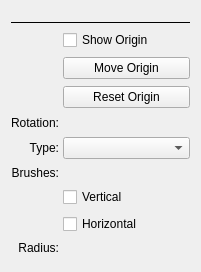
First picture: the form in plugins/tools/basictools/wdgmultihandtool.ui, repository KDE/krita, before the edit.
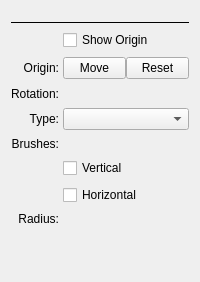
Second picture: the form after the edit. Custom widgets are drawn as their Qt base class.

Commit message: condense the move and reset actions on the multihand tool options

What changed in the file:
```diff
--- a/plugins/tools/basictools/wdgmultihandtool.ui
+++ b/plugins/tools/basictools/wdgmultihandtool.ui
@@ -6,10 +6,16 @@
    <rect>
     <x>0</x>
     <y>0</y>
-    <width>201</width>
-    <height>272</height>
+    <width>200</width>
+    <height>282</height>
    </rect>
   </property>
+  <property name="minimumSize">
+   <size>
+    <width>200</width>
+    <height>0</height>
+   </size>
+  </property>
   <layout class="QVBoxLayout" name="verticalLayout">
    <item>
     <layout class="QHBoxLayout" name="smoothingOptionsLayout">
@@ -39,16 +45,71 @@
      <property name="verticalSpacing">
       <number>7</number>
      </property>
-     <item row="11" column="1">
-      <widget class="KisSliderSpinBox" name="translationRadiusSpinbox" native="true"/>
+     <item row="3" column="0">
+      <widget class="QLabel" name="axisTypeLabel">
+       <property name="sizePolicy">
+        <sizepolicy hsizetype="Minimum" vsizetype="Preferred">
+         <horstretch>0</horstretch>
+         <verstretch>0</verstretch>
+        </sizepolicy>
+       </property>
+       <property name="text">
+        <string>Type:</string>
+       </property>
+       <property name="alignment">
+        <set>Qt::AlignRight|Qt::AlignTrailing|Qt::AlignVCenter</set>
+       </property>
+      </widget>
      </item>
-     <item row="8" column="1">
-      <widget class="KisSliderSpinBox" name="brushCountSpinBox" native="true"/>
+     <item row="1" column="1">
+      <layout class="QHBoxLayout" name="horizontalLayout">
+       <item>
+        <widget class="QPushButton" name="moveOriginButton">
+         <property name="enabled">
+          <bool>true</bool>
+         </property>
+         <property name="sizePolicy">
+          <sizepolicy hsizetype="Preferred" vsizetype="Fixed">
+           <horstretch>0</horstretch>
+           <verstretch>0</verstretch>
+          </sizepolicy>
+         </property>
+         <property name="text">
+          <string>Move</string>
+         </property>
+         <property name="checkable">
+          <bool>false</bool>
+         </property>
+        </widget>
+       </item>
+       <item>
+        <widget class="QPushButton" name="resetOriginButton">
+         <property name="enabled">
+          <bool>true</bool>
+         </property>
+         <property name="sizePolicy">
+          <sizepolicy hsizetype="Preferred" vsizetype="Fixed">
+           <horstretch>0</horstretch>
+           <verstretch>0</verstretch>
+          </sizepolicy>
+         </property>
+         <property name="text">
+          <string>Reset</string>
+         </property>
+         <property name="checkable">
+          <bool>false</bool>
+         </property>
+        </widget>
+       </item>
+      </layout>
      </item>
-     <item row="6" column="0">
+     <item row="3" column="1">
+      <widget class="QComboBox" name="multihandTypeCombobox"/>
+     </item>
+     <item row="2" column="0">
       <widget class="QLabel" name="axisRotationLabel">
        <property name="sizePolicy">
-        <sizepolicy hsizetype="Preferred" vsizetype="Preferred">
+        <sizepolicy hsizetype="Minimum" vsizetype="Preferred">
          <horstretch>0</horstretch>
          <verstretch>0</verstretch>
         </sizepolicy>
@@ -61,53 +122,7 @@
        </property>
       </widget>
      </item>
-     <item row="11" column="0">
-      <widget class="QLabel" name="radiusLabel">
-       <property name="text">
-        <string>Radius:</string>
-       </property>
-       <property name="alignment">
-        <set>Qt::AlignRight|Qt::AlignTrailing|Qt::AlignVCenter</set>
-       </property>
-      </widget>
-     </item>
-     <item row="8" column="0">
-      <widget class="QLabel" name="brushesLabel">
-       <property name="text">
-        <string>Brushes:</string>
-       </property>
-       <property name="alignment">
-        <set>Qt::AlignRight|Qt::AlignTrailing|Qt::AlignVCenter</set>
-       </property>
-      </widget>
-     </item>
-     <item row="9" column="1">
-      <widget class="QCheckBox" name="verticalCheckbox">
-       <property name="text">
-        <string>Vertical</string>
-       </property>
-      </widget>
-     </item>
-     <item row="4" column="1">
-      <widget class="QPushButton" name="moveOriginButton">
-       <property name="enabled">
-        <bool>true</bool>
-       </property>
-       <property name="sizePolicy">
-        <sizepolicy hsizetype="MinimumExpanding" vsizetype="Fixed">
-         <horstretch>0</horstretch>
-         <verstretch>0</verstretch>
-        </sizepolicy>
-       </property>
-       <property name="text">
-        <string>Move Origin</string>
-       </property>
-       <property name="checkable">
-        <bool>false</bool>
-       </property>
-      </widget>
-     </item>
-     <item row="6" column="1">
+     <item row="2" column="1">
       <widget class="KisSliderSpinBox" name="axisRotationSpinbox" native="true">
        <property name="sizePolicy">
         <sizepolicy hsizetype="Preferred" vsizetype="Fixed">
@@ -123,17 +138,10 @@
        </property>
       </widget>
      </item>
-     <item row="7" column="1">
-      <widget class="QComboBox" name="multihandTypeCombobox"/>
+     <item row="4" column="1">
+      <widget class="KisSliderSpinBox" name="brushCountSpinBox" native="true"/>
      </item>
-     <item row="10" column="1">
-      <widget class="QCheckBox" name="horizontalCheckbox">
-       <property name="text">
-        <string>Horizontal</string>
-       </property>
-      </widget>
-     </item>
-     <item row="2" column="1">
+     <item row="0" column="1">
       <widget class="QCheckBox" name="showAxesCheckbox">
        <property name="sizePolicy">
         <sizepolicy hsizetype="Preferred" vsizetype="Fixed">
@@ -146,10 +154,48 @@
        </property>
       </widget>
      </item>
-     <item row="7" column="0">
-      <widget class="QLabel" name="axisTypeLabel">
+     <item row="4" column="0">
+      <widget class="QLabel" name="brushesLabel">
+       <property name="sizePolicy">
+        <sizepolicy hsizetype="Minimum" vsizetype="Preferred">
+         <horstretch>0</horstretch>
+         <verstretch>0</verstretch>
+        </sizepolicy>
+       </property>
        <property name="text">
-        <string>Type:</string>
+        <string>Brushes:</string>
+       </property>
+       <property name="alignment">
+        <set>Qt::AlignRight|Qt::AlignTrailing|Qt::AlignVCenter</set>
+       </property>
+      </widget>
+     </item>
+     <item row="6" column="1">
+      <widget class="QCheckBox" name="horizontalCheckbox">
+       <property name="sizePolicy">
+        <sizepolicy hsizetype="Preferred" vsizetype="Fixed">
+         <horstretch>0</horstretch>
+         <verstretch>0</verstretch>
+        </sizepolicy>
+       </property>
+       <property name="text">
+        <string>Horizontal</string>
+       </property>
+      </widget>
+     </item>
+     <item row="1" column="0">
+      <widget class="QLabel" name="label">
+       <property name="sizePolicy">
+        <sizepolicy hsizetype="Minimum" vsizetype="Preferred">
+         <horstretch>0</horstretch>
+         <verstretch>0</verstretch>
+        </sizepolicy>
+       </property>
+       <property name="layoutDirection">
+        <enum>Qt::LeftToRight</enum>
+       </property>
+       <property name="text">
+        <string>Origin:</string>
        </property>
        <property name="alignment">
         <set>Qt::AlignRight|Qt::AlignTrailing|Qt::AlignVCenter</set>
@@ -157,24 +203,31 @@
       </widget>
      </item>
      <item row="5" column="1">
-      <widget class="QPushButton" name="resetOriginButton">
-       <property name="enabled">
-        <bool>true</bool>
+      <widget class="QCheckBox" name="verticalCheckbox">
+       <property name="text">
+        <string>Vertical</string>
        </property>
+      </widget>
+     </item>
+     <item row="7" column="0">
+      <widget class="QLabel" name="radiusLabel">
        <property name="sizePolicy">
-        <sizepolicy hsizetype="MinimumExpanding" vsizetype="Fixed">
+        <sizepolicy hsizetype="Minimum" vsizetype="Preferred">
          <horstretch>0</horstretch>
          <verstretch>0</verstretch>
         </sizepolicy>
        </property>
        <property name="text">
-        <string>Reset Origin</string>
+        <string>Radius:</string>
        </property>
-       <property name="checkable">
-        <bool>false</bool>
+       <property name="alignment">
+        <set>Qt::AlignRight|Qt::AlignTrailing|Qt::AlignVCenter</set>
        </property>
       </widget>
      </item>
+     <item row="7" column="1">
+      <widget class="KisSliderSpinBox" name="translationRadiusSpinbox" native="true"/>
+     </item>
     </layout>
    </item>
    <item>
```
Left out of the diff: 2 changed lines with no effect on the pictures.
